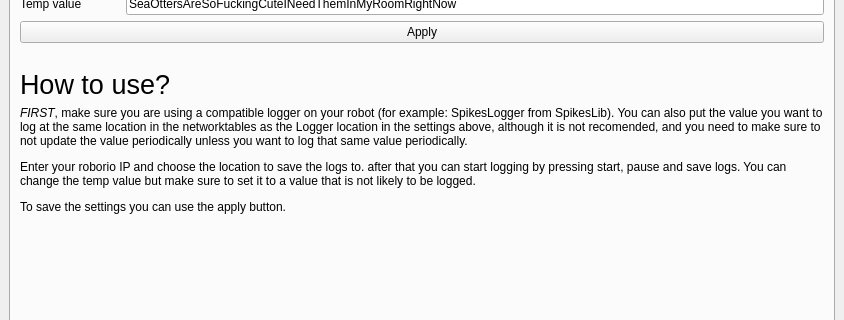
Spikes-2212-Programming-Guild/SpikesLogger, file src/LoggerGUI.ui: the form before one commit; both pictures show x 0 to 844 and y 183 to 503 of the 844 by 719 pixel window.
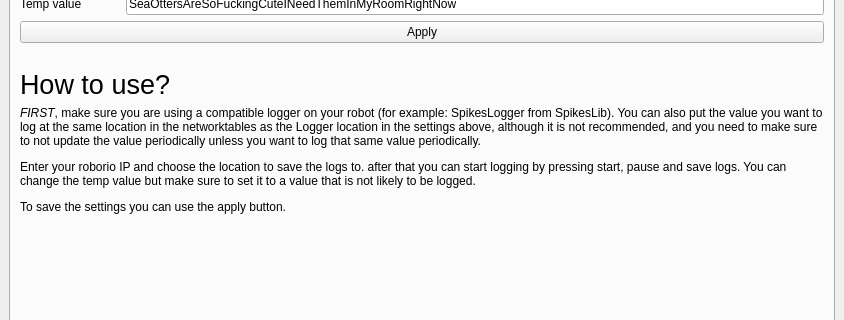
The form after the commit. The open tabs and pages were chosen to show the change.

Patch:
```diff
--- a/src/LoggerGUI.ui
+++ b/src/LoggerGUI.ui
@@ -179,7 +179,7 @@
         <item>
          <widget class="QLabel" name="label_7">
           <property name="text">
-           <string>&lt;html&gt;&lt;head/&gt;&lt;body&gt;&lt;p&gt;&lt;span style=&quot; font-style:italic;&quot;&gt;FIRST&lt;/span&gt;, make sure you are using a compatible logger on your robot (for example: SpikesLogger from SpikesLib). You can also put the value you want to log at the same location in the networktables as the Logger location in the settings above, although it is not recomended, and you need to make sure to not update the value periodically unless you want to log that same value periodically.&lt;/p&gt;&lt;p&gt;Enter your roborio IP and choose the location to save the logs to. after that you can start logging by pressing start, pause and save logs. You can change the temp value but make sure to set it to a value that is not likely to be logged.&lt;/p&gt;&lt;p&gt;To save the settings you can use the apply button.&lt;/p&gt;&lt;/body&gt;&lt;/html&gt;</string>
+           <string>&lt;html&gt;&lt;head/&gt;&lt;body&gt;&lt;p&gt;&lt;span style=&quot; font-style:italic;&quot;&gt;FIRST&lt;/span&gt;, make sure you are using a compatible logger on your robot (for example: SpikesLogger from SpikesLib). You can also put the value you want to log at the same location in the networktables as the Logger location in the settings above, although it is not recommended, and you need to make sure to not update the value periodically unless you want to log that same value periodically.&lt;/p&gt;&lt;p&gt;Enter your roborio IP and choose the location to save the logs to. after that you can start logging by pressing start, pause and save logs. You can change the temp value but make sure to set it to a value that is not likely to be logged.&lt;/p&gt;&lt;p&gt;To save the settings you can use the apply button.&lt;/p&gt;&lt;/body&gt;&lt;/html&gt;</string>
           </property>
           <property name="wordWrap">
            <bool>true</bool>
```
